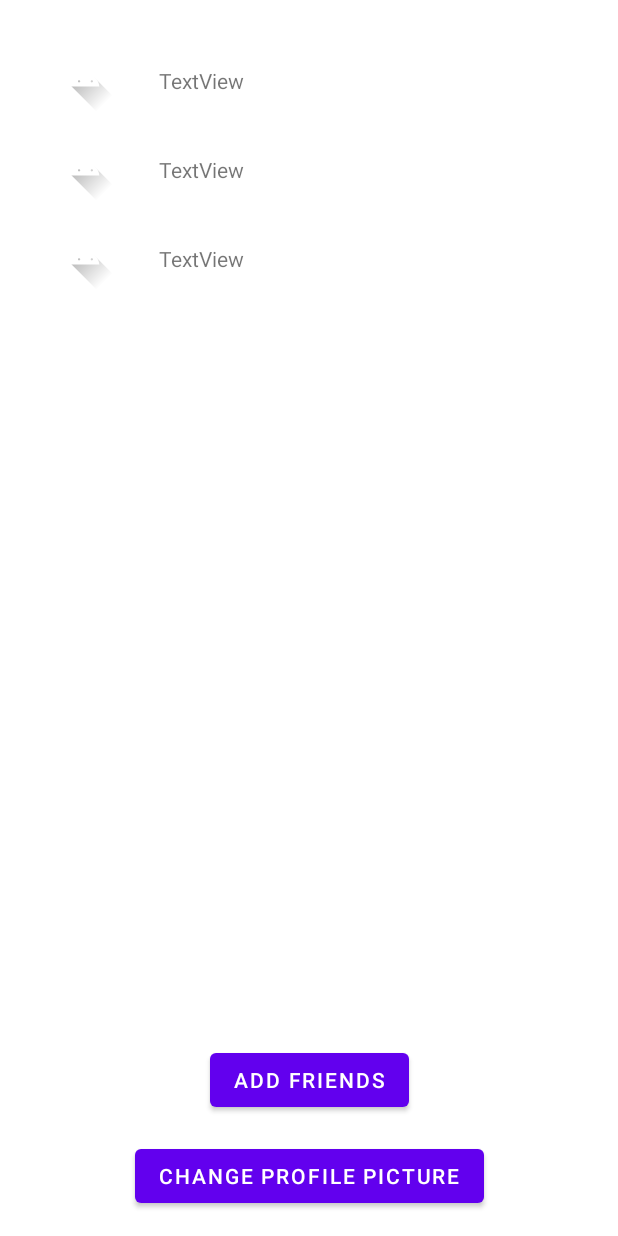
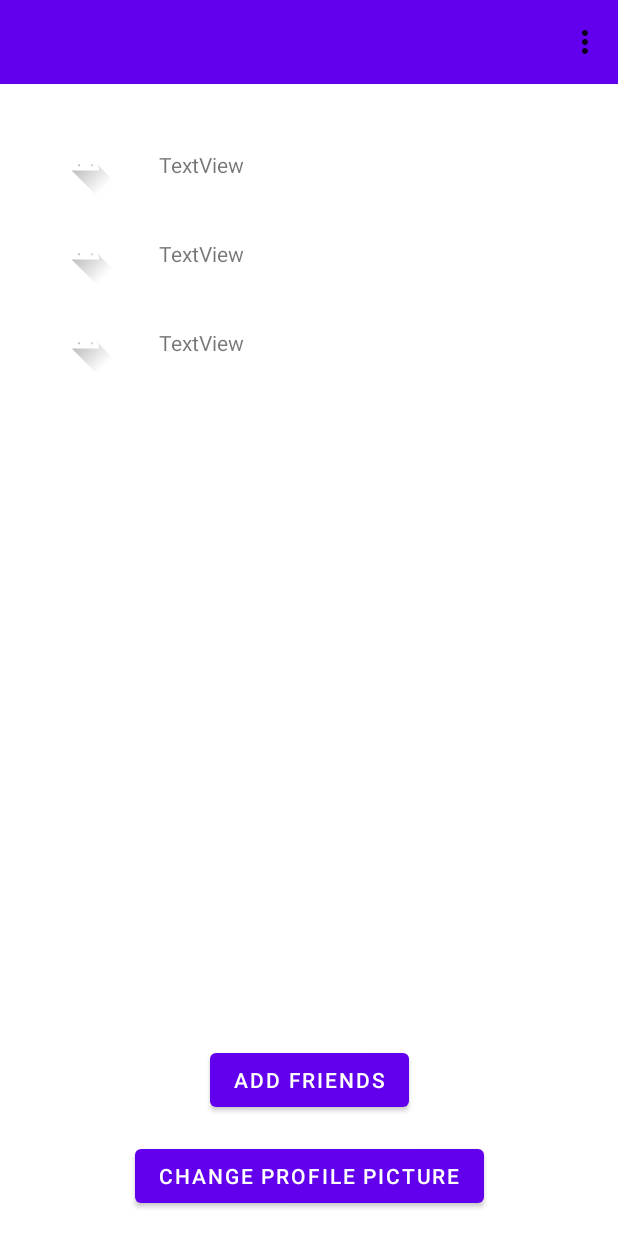
Before and after one commit to saaid10/SMAP_Project, an Android app: the layout activity_friendlist.xml on its own in the app's theme, with its tools: preview values and no code run, on a phone screen of 412 x 824 dp. Run offline under Robolectric (Android 15) with nearby library versions, the phone set to English and light mode, and no system bars.

Commit message:
Primitive logout

```diff
--- a/ErnieAndBerniesMessenger/app/src/main/res/layout/activity_friendlist.xml
+++ b/ErnieAndBerniesMessenger/app/src/main/res/layout/activity_friendlist.xml
@@ -4,6 +4,7 @@
     xmlns:tools="http://schemas.android.com/tools"
     android:layout_width="match_parent"
     android:layout_height="match_parent"
+    android:fitsSystemWindows="true"
     tools:context=".Activity.FriendListActivity">
 
     <androidx.recyclerview.widget.RecyclerView
@@ -19,7 +20,7 @@
         app:layout_constraintBottom_toTopOf="@+id/btnAddFriends"
         app:layout_constraintEnd_toEndOf="parent"
         app:layout_constraintStart_toStartOf="parent"
-        app:layout_constraintTop_toTopOf="parent"
+        app:layout_constraintTop_toBottomOf="@+id/my_toolbar"
         tools:listitem="@layout/activity_list_item" />
 
     <Button
@@ -50,4 +51,17 @@
         app:layout_constraintEnd_toEndOf="parent"
         app:layout_constraintStart_toStartOf="parent" />
 
+    <androidx.appcompat.widget.Toolbar
+        android:id="@+id/my_toolbar"
+        android:layout_width="match_parent"
+        android:layout_height="?attr/actionBarSize"
+        android:background="?attr/colorPrimary"
+        android:theme="@style/ThemeOverlay.AppCompat.ActionBar"
+        app:titleTextColor="@android:color/white"
+        app:layout_constraintEnd_toEndOf="parent"
+        app:layout_constraintStart_toStartOf="parent"
+        app:layout_constraintTop_toTopOf="parent"
+        app:menu="@menu/menu"
+        app:popupTheme="@style/ThemeOverlay.AppCompat.Light" />
+
 </androidx.constraintlayout.widget.ConstraintLayout>
--- /dev/null
+++ b/ErnieAndBerniesMessenger/app/src/main/res/menu/menu.xml
@@ -0,0 +1,8 @@
+<?xml version="1.0" encoding="utf-8"?>
+<menu xmlns:android="http://schemas.android.com/apk/res/android"
+    xmlns:app="http://schemas.android.com/apk/res-auto">
+    <item
+        android:id="@+id/signOut"
+        android:title="@string/signOut"
+        app:showAsAction="never" />
+</menu>
--- a/ErnieAndBerniesMessenger/app/src/main/res/values/strings.xml
+++ b/ErnieAndBerniesMessenger/app/src/main/res/values/strings.xml
@@ -5,4 +5,5 @@
     <string name="addFriends">Add friends</string>
     <string name="no_internet_connection">No internet connection</string>
     <string name="sign_in_cancelled">Sign-in cancelled</string>
+    <string name="signOut">Sign out</string>
 </resources>
--- a/ErnieAndBerniesMessenger/app/src/main/res/values/themes.xml
+++ b/ErnieAndBerniesMessenger/app/src/main/res/values/themes.xml
@@ -1,6 +1,6 @@
 <resources xmlns:tools="http://schemas.android.com/tools">
     <!-- Base application theme. -->
-    <style name="Theme.ErnieAndBerniesMessenger" parent="Theme.MaterialComponents.DayNight.DarkActionBar">
+    <style name="Theme.ErnieAndBerniesMessenger" parent="Theme.MaterialComponents.DayNight.NoActionBar">
         <!-- Primary brand color. -->
         <item name="colorPrimary">@color/purple_500</item>
         <item name="colorPrimaryVariant">@color/purple_700</item>
```
Also changed, not shown: ErnieAndBerniesMessenger/app/src/main/java/com/ernieandbernie/messenger/Activity/FriendListActivity.java (+40 -1 lines), 1 other file.
